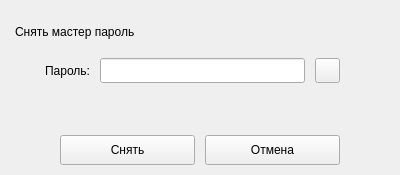
akato-the-dragon/Obscura, file core/ui/layout/raw/remove_master_popup_widget.ui: the form before one commit.
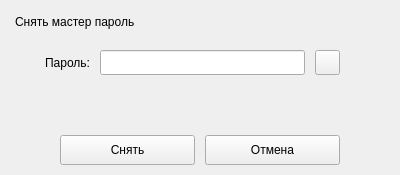
The form after the commit.

Diff of the .ui file:
```diff
--- a/core/ui/layout/raw/remove_master_popup_widget.ui
+++ b/core/ui/layout/raw/remove_master_popup_widget.ui
@@ -32,7 +32,7 @@
       <string>Снять мастер пароль</string>
      </property>
      <property name="alignment">
-      <set>Qt::AlignLeading|Qt::AlignLeft|Qt::AlignVCenter</set>
+      <set>Qt::AlignLeading|Qt::AlignLeft|Qt::AlignTop</set>
      </property>
     </widget>
    </item>
@@ -47,6 +47,9 @@
      <property name="rightMargin">
       <number>45</number>
      </property>
+     <property name="bottomMargin">
+      <number>15</number>
+     </property>
      <item>
       <widget class="QLabel" name="password_label">
        <property name="text">
```
